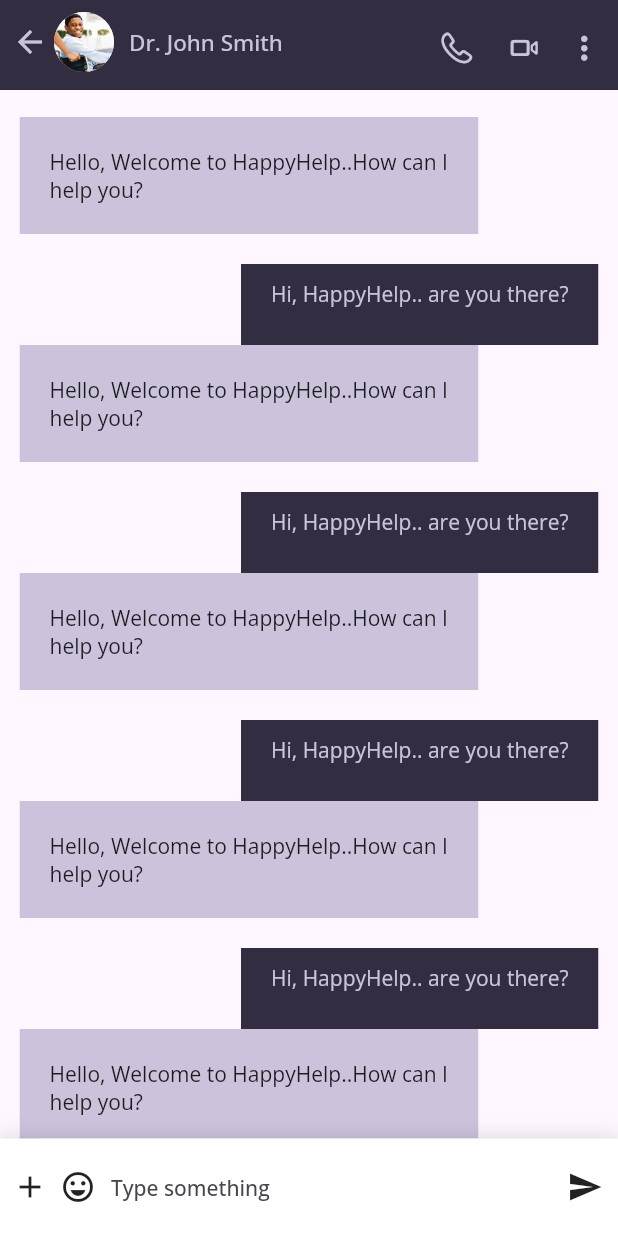
After one commit to patrick-codes/Help-app, a Flutter app: the ChatPage screen opened directly, on a phone screen of 412 x 824 dp. The commit adds this screen. Run offline on Flutter 3.47's test engine with Material 2 defaults, Android fonts, the phone set to English and light mode, and no system bars; our stand-ins replace another_flushbar, flutter_map, flutter_screenutil, flutter_svg, font_awesome_flutter, geocoding and 7 more; missing offline and left inert: custom_clippers, flutter_map_marker_cluster, flutter_map_marker_popup, text_divider; accounts and stored records are empty.

Commit message:
Added chatPage

```diff
--- /dev/null
+++ b/help_app/lib/view/chat_page.dart
@@ -0,0 +1,131 @@
+import 'package:flutter/cupertino.dart';
+import 'package:flutter/material.dart';
+import 'package:help_app/constants/color_constants.dart';
+import 'package:line_icons/line_icons.dart';
+
+import '../widgets/sample_chat.dart';
+
+class ChatPage extends StatefulWidget {
+  const ChatPage({super.key});
+
+  @override
+  State<ChatPage> createState() => _ChatPageState();
+}
+
+class _ChatPageState extends State<ChatPage> {
+  @override
+  Widget build(BuildContext context) {
+    return Scaffold(
+      appBar: PreferredSize(
+        preferredSize: const Size.fromHeight(60),
+        child: AppBar(
+          iconTheme: const IconThemeData(
+            color: secondaryColor,
+          ),
+          backgroundColor: primaryColor,
+          leadingWidth: 20,
+          title: const Row(
+            children: [
+              CircleAvatar(
+                radius: 20,
+                backgroundImage: AssetImage(
+                  "assets/images/img2.png",
+                ),
+              ),
+              Padding(
+                padding: EdgeInsets.only(left: 10.0),
+                child: Text(
+                  "Dr. John Smith",
+                  style: TextStyle(
+                    color: secondaryColor,
+                    fontSize: 15,
+                  ),
+                ),
+              ),
+            ],
+          ),
+          actions: const [
+            Padding(
+              padding: EdgeInsets.only(top: 8.0, right: 20),
+              child: Icon(
+                CupertinoIcons.phone,
+                size: 25,
+              ),
+            ),
+            Padding(
+              padding: EdgeInsets.only(top: 8.0, right: 15),
+              child: Icon(
+                CupertinoIcons.video_camera,
+                size: 25,
+              ),
+            ),
+            Padding(
+              padding: EdgeInsets.only(top: 8.0, right: 10),
+              child: Icon(
+                Icons.more_vert,
+                size: 25,
+              ),
+            ),
+          ],
+        ),
+      ),
+      body: ListView.builder(
+        itemCount: 10,
+        padding:
+            const EdgeInsets.only(top: 18, left: 13, right: 13, bottom: 80),
+        itemBuilder: (context, index) {
+          return const ChatSample();
+        },
+      ),
+      bottomSheet: Container(
+        height: 65,
+        decoration: const BoxDecoration(
+          color: Colors.white,
+          boxShadow: [
+            BoxShadow(
+              spreadRadius: 2,
+              blurRadius: 10,
+              color: Colors.black12,
+            ),
+          ],
+        ),
+        child: Row(
+          children: [
+            const Padding(
+              padding: EdgeInsets.only(left: 8.0),
+              child: Icon(
+                Icons.add_outlined,
+              ),
+            ),
+            const Padding(
+              padding: EdgeInsets.only(left: 8.0),
+              child: Icon(
+                Icons.emoji_emotions_outlined,
+              ),
+            ),
+            Padding(
+              padding: const EdgeInsets.only(left: 10),
+              child: Container(
+                alignment: Alignment.centerRight,
+                width: MediaQuery.of(context).size.width / 1.6,
+                child: TextFormField(
+                  decoration: const InputDecoration(
+                    hintText: "Type something",
+                    border: InputBorder.none,
+                  ),
+                ),
+              ),
+            ),
+            const Spacer(),
+            const Padding(
+              padding: EdgeInsets.only(right: 10),
+              child: Icon(
+                Icons.send,
+              ),
+            ),
+          ],
+        ),
+      ),
+    );
+  }
+}
--- a/help_app/lib/view/home_main.dart
+++ b/help_app/lib/view/home_main.dart
@@ -1,5 +1,6 @@
 // ignore_for_file: public_member_api_docs, sort_constructors_first
 import 'package:another_flushbar/flushbar.dart';
+import 'package:flutter/cupertino.dart';
 import 'package:flutter/material.dart';
 import 'package:geocoding/geocoding.dart';
 import 'package:geolocator/geolocator.dart';
@@ -297,8 +298,8 @@ class _MyHomePageState extends State<HomePage> {
                 text: 'Favorite',
               ),
               GButton(
-                icon: LineIcons.phone,
-                text: 'Contact',
+                icon: CupertinoIcons.chat_bubble_text_fill,
+                text: 'Chat',
               ),
               GButton(
                 icon: LineIcons.mapAlt,
--- a/help_app/lib/widgets/grid_items.dart
+++ b/help_app/lib/widgets/grid_items.dart
@@ -4,6 +4,7 @@ import 'package:help_app/constants/color_constants.dart';
 import 'package:help_app/model/news_model.dart';
 import 'package:help_app/view/alerts_page.dart';
 import 'package:help_app/view/card%20details/card_details.dart';
+import 'package:help_app/view/chat_page.dart';
 import 'package:help_app/view/favorite_page.dart';
 import '../view/registration/login_screen.dart';
 
@@ -12,9 +13,9 @@ class GridItems extends StatelessWidget {
 
   final List pages = [
     const FavoritePage(),
-    const AlertPage(),
+    const ChatPage(),
     const FavoritePage(),
-    const AlertPage(),
+    const ChatPage(),
   ];
   final List cardNames = [
     "card1",
@@ -52,10 +53,13 @@ class GridItems extends StatelessWidget {
 
         return GestureDetector(
           onTap: () {
-            Get.to(() => CardDetails(
+            Get.to(() => const ChatPage());
+            /*
+           Get.to(() => CardDetails(
                   newsDetails: news,
                   address: '',
                 ));
+          */
           },
           child: Container(
             margin: const EdgeInsets.all(10),
--- /dev/null
+++ b/help_app/lib/widgets/sample_chat.dart
@@ -0,0 +1,52 @@
+import 'package:custom_clippers/custom_clippers.dart';
+import 'package:flutter/material.dart';
+import 'package:help_app/constants/color_constants.dart';
+
+class ChatSample extends StatelessWidget {
+  const ChatSample({super.key});
+
+  @override
+  Widget build(BuildContext context) {
+    return Column(
+      crossAxisAlignment: CrossAxisAlignment.start,
+      children: [
+        Padding(
+          padding: const EdgeInsets.only(right: 80),
+          child: ClipPath(
+            clipper: UpperNipMessageClipper(MessageType.receive),
+            child: Container(
+              padding: const EdgeInsets.all(20),
+              decoration: const BoxDecoration(color: secondaryColor),
+              child: const Text(
+                  "Hello, Welcome to HappyHelp..How can I help you?"),
+            ),
+          ),
+        ),
+        Container(
+          alignment: Alignment.centerRight,
+          child: Padding(
+            padding: const EdgeInsets.only(top: 20.0, left: 80),
+            child: ClipPath(
+              clipper: LowerNipMessageClipper(
+                MessageType.send,
+              ),
+              child: Container(
+                padding: const EdgeInsets.only(
+                    top: 10, left: 20, bottom: 25, right: 20),
+                decoration: const BoxDecoration(
+                  color: primaryColor,
+                ),
+                child: const Text(
+                  "Hi, HappyHelp.. are you there?",
+                  style: TextStyle(
+                    color: secondaryColor,
+                  ),
+                ),
+              ),
+            ),
+          ),
+        ),
+      ],
+    );
+  }
+}
--- a/help_app/pubspec.yaml
+++ b/help_app/pubspec.yaml
@@ -34,7 +34,7 @@ dependencies:
 
   # The following adds the Cupertino Icons font to your application.
   # Use with the CupertinoIcons class for iOS style icons.
-  cupertino_icons: ^1.0.2
+  cupertino_icons: ^1.0.6
   flutter_svg: ^2.0.9
   get: ^4.6.5
   google_fonts: ^6.1.0
@@ -60,6 +60,7 @@ dependencies:
   url_launcher: ^6.1.14
   flutter_map_marker_cluster: ^1.3.4
   floating_overlay: ^1.2.1
+  custom_clippers: ^2.0.0
 
 
 
```
Also changed, not shown: help_app/pubspec.lock.
